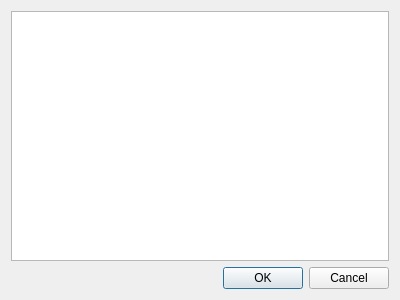
Above: src/ObjectBrowserDialog.ui from soramimi/Guitar before the change. Below: the same form after it.
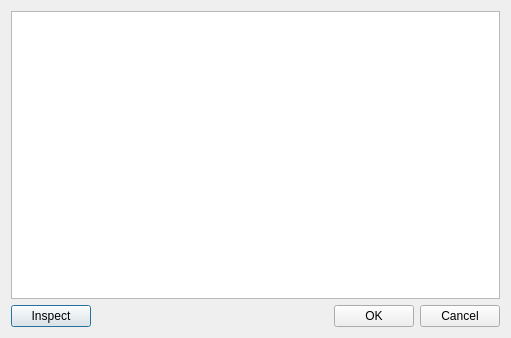
That is the form after the change.

Patch:
```diff
--- a/src/ObjectBrowserDialog.ui
+++ b/src/ObjectBrowserDialog.ui
@@ -6,8 +6,8 @@
    <rect>
     <x>0</x>
     <y>0</y>
-    <width>400</width>
-    <height>300</height>
+    <width>511</width>
+    <height>338</height>
    </rect>
   </property>
   <property name="windowTitle">
@@ -15,10 +15,30 @@
   </property>
   <layout class="QVBoxLayout" name="verticalLayout">
    <item>
-    <widget class="QListWidget" name="listWidget"/>
+    <widget class="QTableWidget" name="tableWidget">
+     <property name="editTriggers">
+      <set>QAbstractItemView::NoEditTriggers</set>
+     </property>
+     <property name="selectionMode">
+      <enum>QAbstractItemView::SingleSelection</enum>
+     </property>
+     <property name="selectionBehavior">
+      <enum>QAbstractItemView::SelectRows</enum>
+     </property>
+     <property name="horizontalScrollMode">
+      <enum>QAbstractItemView::ScrollPerPixel</enum>
+     </property>
+    </widget>
    </item>
    <item>
     <layout class="QHBoxLayout" name="horizontalLayout">
+     <item>
+      <widget class="QPushButton" name="pushButton_inspect">
+       <property name="text">
+        <string>Inspect</string>
+       </property>
+      </widget>
+     </item>
      <item>
       <spacer name="horizontalSpacer">
        <property name="orientation">
```
Left out of the diff: 6 changed lines with no effect on the pictures.
